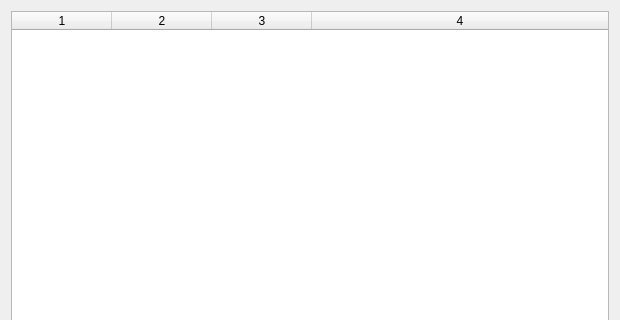
First picture: the form in src/historydialog.ui, repository IDB-15-15/interface, before the edit; both pictures show x 0 to 620 and y 0 to 320 of the 620 by 492 pixel window.
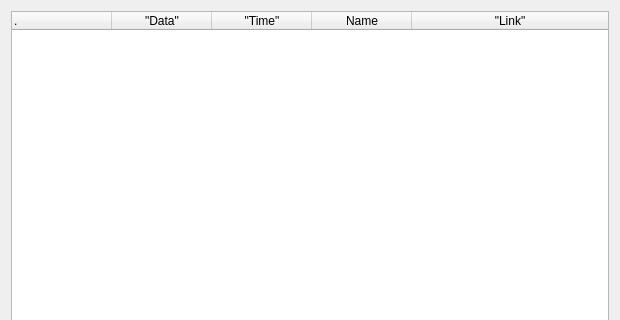
Second picture: the form after the edit.

Diff of the .ui file:
```diff
--- a/src/historydialog.ui
+++ b/src/historydialog.ui
@@ -26,7 +26,7 @@
       <bool>false</bool>
      </property>
      <property name="columnCount">
-      <number>4</number>
+      <number>5</number>
      </property>
      <attribute name="headerVisible">
       <bool>true</bool>
@@ -34,20 +34,31 @@
      <attribute name="headerDefaultSectionSize">
       <number>100</number>
      </attribute>
+     <attribute name="headerHighlightSections">
+      <bool>false</bool>
+     </attribute>
+     <attribute name="headerShowSortIndicator" stdset="0">
+      <bool>false</bool>
+     </attribute>
      <attribute name="headerStretchLastSection">
       <bool>true</bool>
      </attribute>
      <column>
       <property name="text">
-       <string notr="true">1</string>
+       <string>.</string>
       </property>
+     </column>
+     <column>
+      <property name="text">
+       <string notr="true">&quot;Data&quot;</string>
+      </property>
       <property name="textAlignment">
        <set>AlignCenter</set>
       </property>
      </column>
      <column>
       <property name="text">
-       <string notr="true">2</string>
+       <string notr="true">&quot;Time&quot;</string>
       </property>
       <property name="textAlignment">
        <set>AlignCenter</set>
@@ -55,7 +66,7 @@
      </column>
      <column>
       <property name="text">
-       <string notr="true">3</string>
+       <string>Name</string>
       </property>
       <property name="textAlignment">
        <set>AlignCenter</set>
@@ -63,7 +74,7 @@
      </column>
      <column>
       <property name="text">
-       <string notr="true">4</string>
+       <string>&quot;Link&quot;</string>
       </property>
       <property name="textAlignment">
        <set>AlignCenter</set>
```
Left out of the diff: 9 changed lines with no effect on the pictures.
